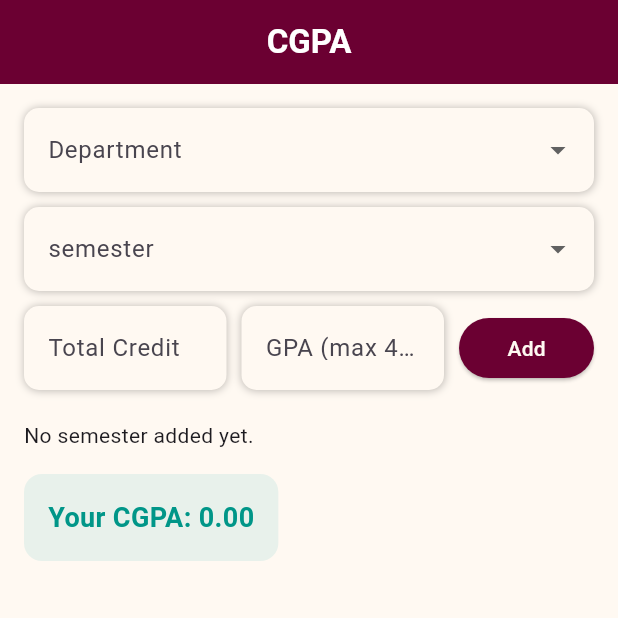
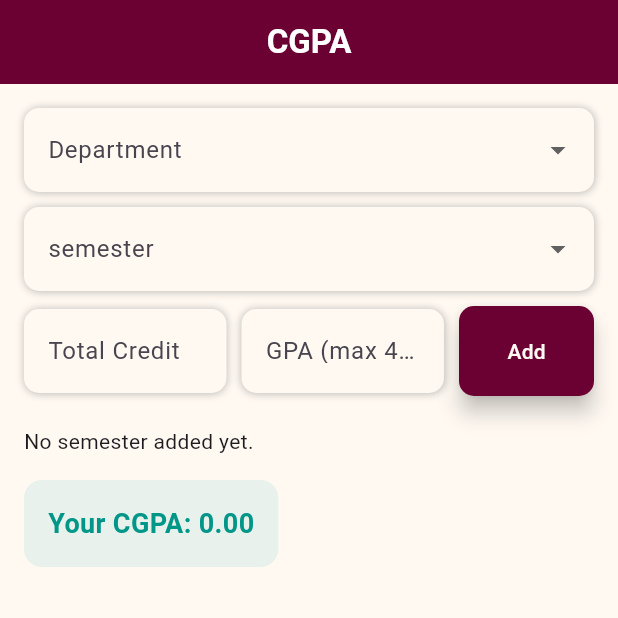
Before and after one commit to md-jihan/EDUvian, a Flutter app: the CgpaCalculation screen opened by its route, on a phone screen of 412 x 824 dp, the top half of it. Run offline on Flutter 3.47's test engine with Material 3 defaults, Android fonts, the phone set to English and light mode, and no system bars; our stand-ins replace flutter_riverpod, go_router.

Commit message:
Initial commit of EDUvian Flutter project

```diff
--- a/lib/screen/cgpa.dart
+++ b/lib/screen/cgpa.dart
@@ -88,6 +88,7 @@ class _CgpaCalculationState extends ConsumerState<CgpaCalculation> {
                         labelText: "semester",
                         border: OutlineInputBorder(borderSide: BorderSide.none),
                       ),
+                      dropdownColor: offWhite,
                       items:
                           semester
                               .map(
@@ -165,6 +166,14 @@ class _CgpaCalculationState extends ConsumerState<CgpaCalculation> {
                           style: ElevatedButton.styleFrom(
                             backgroundColor: primaryColor,
                             foregroundColor: offWhite,
+                            padding: EdgeInsets.symmetric(
+                              horizontal: 24,
+                              vertical: 20,
+                            ),
+                            shape: RoundedRectangleBorder(
+                              borderRadius: BorderRadius.circular(10),
+                            ),
+                            elevation: 6,
                           ),
                           onPressed: () {
                             final creditStr = ref.read(totalCreditProvider);
```
